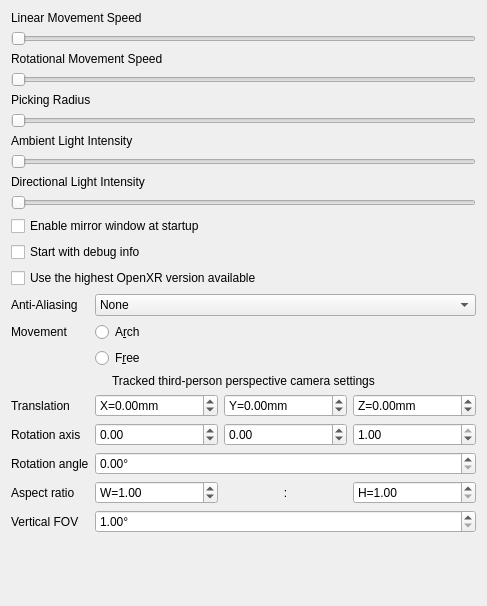
Old version of the form Resources/Gui/Resources/preferences/XRPreferences.ui in the repository kwahoo2/freecad-xr-workbench.
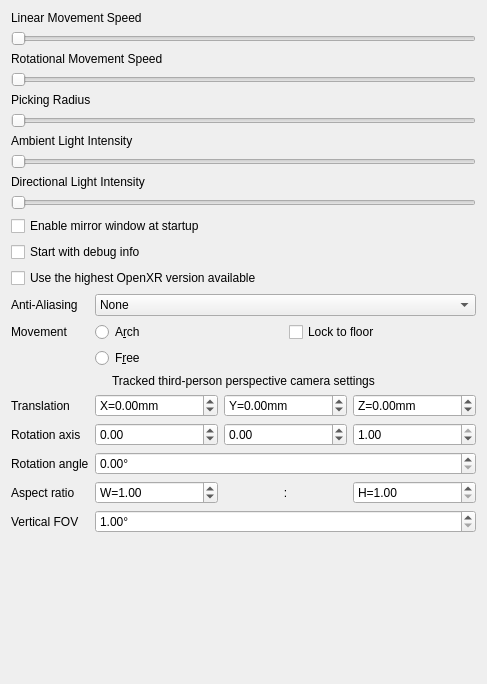
New version of the form.

Commit message: find and lock to floor functionality (Arch)

Diff of the .ui file:
```diff
--- a/Resources/Gui/Resources/preferences/XRPreferences.ui
+++ b/Resources/Gui/Resources/preferences/XRPreferences.ui
@@ -7,7 +7,7 @@
     <x>0</x>
     <y>0</y>
     <width>487</width>
-    <height>606</height>
+    <height>684</height>
    </rect>
   </property>
   <property name="windowTitle">
@@ -147,6 +147,14 @@
       </widget>
      </item>
      <item row="14" column="1">
+      <layout class="QHBoxLayout" name="horizontalLayout_11">
+       <property name="leftMargin">
+        <number>0</number>
+       </property>
+       <property name="topMargin">
+        <number>0</number>
+       </property>
+       <item>
       <widget class="QRadioButton" name="movArchRadioButton">
        <property name="text">
         <string>A&amp;rch</string>
@@ -156,6 +164,15 @@
        </attribute>
       </widget>
      </item>
+       <item>
+        <widget class="QCheckBox" name="lockFloorCheckBox">
+         <property name="text">
+          <string>Lock to floor</string>
+         </property>
+        </widget>
+       </item>
+      </layout>
+     </item>
      <item row="15" column="1">
       <widget class="QRadioButton" name="movFreeRadioButton">
        <property name="text">
```
Left out of the diff: 28 changed lines with no effect on the pictures. Lines whose indentation alone changed are shown as unchanged. The commit also changes 6 other files.
